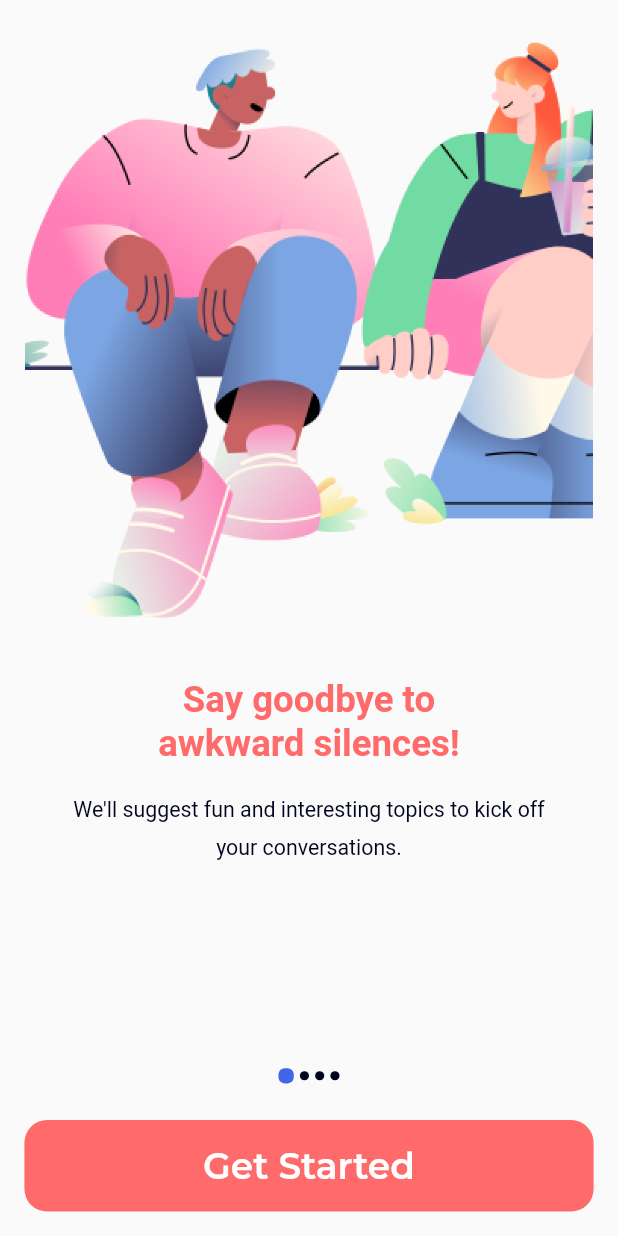
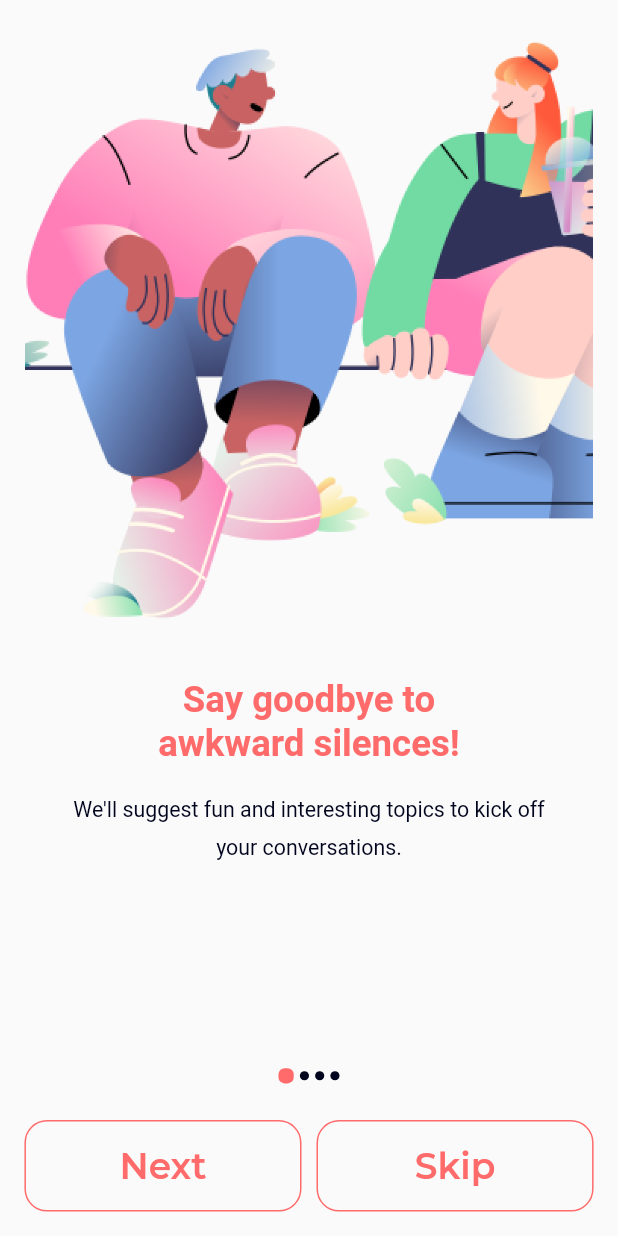
Before and after one commit to hngx-org/dating-assistant-app, a Flutter app: the screen it shows after launch, on a phone screen of 412 x 824 dp. Run offline on Flutter 3.47's test engine with Material 2 defaults, Android fonts, the phone set to English and light mode, and no system bars; our stand-ins replace flutter_riverpod, flutter_screenutil, google_fonts, riverpod_annotation; generated files the repository leaves out were written again.

Commit message:
updated onboarding

```diff
--- a/lib/commons/widgets/button_widget.dart
+++ b/lib/commons/widgets/button_widget.dart
@@ -3,24 +3,20 @@ import 'package:dating_assitant_app/commons/widgets/text_widgets.dart';
 import 'package:flutter/material.dart';
 
 // Reusable button
-Widget appButton({
-  String buttonTitle = '',
-  Color color = ProjectColors.pink,
-  double width = double.infinity,
-  double height = 61.0,
-  BuildContext? context,
-  void Function()? onTap
-}) {
+Widget appButton(
+    {String buttonTitle = '',
+    Color color = ProjectColors.pink,
+    double width = double.infinity,
+    double height = 61.0,
+    BuildContext? context,
+    void Function()? onTap}) {
   return GestureDetector(
     onTap: onTap,
     child: Container(
-
       width: width,
       height: height,
-      decoration: BoxDecoration(
-        color: color,
-        borderRadius: BorderRadius.circular(15)
-      ),
+      decoration:
+          BoxDecoration(color: color, borderRadius: BorderRadius.circular(15)),
       child: Center(
         child: ButtonText(
           text: buttonTitle,
@@ -30,3 +26,29 @@ Widget appButton({
     ),
   );
 }
+
+Widget textButton(
+    {String buttonTitle = '',
+    Color color = ProjectColors.pink,
+    double width = double.infinity,
+    double height = 61.0,
+    BuildContext? context,
+    void Function()? onTap}) {
+  return GestureDetector(
+    onTap: onTap,
+    child: Container(
+      width: width,
+      height: height,
+      decoration: BoxDecoration(
+          border: Border.all(width: 1, color: color),
+          borderRadius: BorderRadius.circular(15)),
+      child: Center(
+        child: ButtonText(
+          text: buttonTitle,
+          fontWeight: FontWeight.w600,
+          color: ProjectColors.pink,
+        ),
+      ),
+    ),
+  );
+}
--- a/lib/commons/widgets/onboarding_page_indicator_dot.dart
+++ b/lib/commons/widgets/onboarding_page_indicator_dot.dart
@@ -15,7 +15,7 @@ class OnBoardingPageIndicatorDot extends StatelessWidget {
       width: isActive ? 10.r : 6.r,
       decoration: BoxDecoration(
           borderRadius: BorderRadius.circular(4.r),
-          color: isActive ? AppColors.skyeBlueColor : AppColors.greyColor),
+          color: isActive ? AppColors.primaryColor : AppColors.greyColor),
     );
   }
 }
--- a/lib/constants/strings.dart
+++ b/lib/constants/strings.dart
@@ -1,22 +1,28 @@
 class AppStrings {
   static const String sayGoodBye = "Say goodbye to ";
   static const String awkwardSilence = "awkward silences!";
-  static const String weWillSuggest = "We'll suggest fun and interesting topics to kick off your conversations.";
-  static const String neverWorryAbout =  "Never worry about ";
-  static const String  whatToSay = "what to say again.";
-  static const String  weWillSuggestIceBreakers =  "We'll suggest icebreakers that will have your matches hooked from the start. and help you create messages that leave a lasting impression.";
-  static const String  letMakeYour = "Let's make your ";
-  static const String  datingLifeSmoother = "dating life smoother";
-  static const String  whetherYouAreNew = "Whether you're new to dating or a seasoned pro, our AI provides expert advice to make your journey a breeze.";
-  static const String  getExcitedAbout =  "Get excited about";
-  static const String  datingAgain = "dating again!";
-  static const String  tapGetStarted = "Tap \"Get Started\" and let's embark on this adventure together. Your perfect match might be just a conversation away!";
-  static const String  getStarted = "Get Started";
-  static const String  letGetStarted = "Let’s Get Started";
-  static const String  emailAddress = "Email address";
-  static const String  password =  "Password";
-  static const String  signUp =  "Sign up";
-  static const String  login =  "Log in";
-  static const String  or =  "Or";
-  static const String  donHaveAnAccount = "Don't have an account? Sign up";
+  static const String weWillSuggest =
+      "We'll suggest fun and interesting topics to kick off your conversations.";
+  static const String neverWorryAbout = "Never worry about ";
+  static const String whatToSay = "what to say again.";
+  static const String weWillSuggestIceBreakers =
+      "We'll suggest icebreakers that will have your matches hooked from the start. and help you create messages that leave a lasting impression.";
+  static const String letMakeYour = "Let's make your ";
+  static const String datingLifeSmoother = "dating life smoother";
+  static const String whetherYouAreNew =
+      "Whether you're new to dating or a seasoned pro, our AI provides expert advice to make your journey a breeze.";
+  static const String getExcitedAbout = "Get excited about";
+  static const String datingAgain = "dating again!";
+  static const String tapGetStarted =
+      "Tap \"Get Started\" and let's embark on this adventure together. Your perfect match might be just a conversation away!";
+  static const String getStarted = "Get Started";
+  static const String nextScreen = "Next";
+  static const String skipScreen = "Skip";
+  static const String letGetStarted = "Let’s Get Started";
+  static const String emailAddress = "Email address";
+  static const String password = "Password";
+  static const String signUp = "Sign up";
+  static const String login = "Log in";
+  static const String or = "Or";
+  static const String donHaveAnAccount = "Don't have an account? Sign up";
 }
--- a/lib/features/application/views/walk_through_screen.dart
+++ b/lib/features/application/views/walk_through_screen.dart
@@ -7,6 +7,7 @@ import 'package:dating_assitant_app/features/application/widgets/walk_through_co
 import 'package:dating_assitant_app/constants/images.dart';
 import 'package:dating_assitant_app/constants/strings.dart';
 
+// import '../../sign_up/view/sign_up.dart';
 
 class WalkThroughScreen extends StatefulWidget {
   const WalkThroughScreen({super.key});
@@ -81,19 +82,43 @@ class _WalkThroughScreenState extends State<WalkThroughScreen> {
             pages.length,
             (index) => Padding(
               padding: EdgeInsets.symmetric(horizontal: 2.r),
-                  child: OnBoardingPageIndicatorDot(
-                      isActive: index == _pageIndex)))
+              child: OnBoardingPageIndicatorDot(isActive: index == _pageIndex),
+            ),
+          )
         ]),
         const Spacer(),
         Padding(
             padding: EdgeInsets.all(16.r),
-          child: appButton(
+            child: _pageIndex <= 2
+                ? Row(
+                    children: [
+                      Expanded(
+                        child: textButton(
+                            buttonTitle: AppStrings.nextScreen,
+                            onTap: () {
+                              _pageController.nextPage(
+                                  duration: const Duration(milliseconds: 500),
+                                  curve: Curves.easeIn);
+                            }),
+                      ),
+                      const SizedBox(width: 10),
+                      Expanded(
+                        child: textButton(
+                            buttonTitle: AppStrings.skipScreen,
+                            onTap: () {
+                              _pageController.jumpToPage(3);
+                            }),
+                      ),
+                    ],
+                  )
+                : appButton(
                     buttonTitle: AppStrings.getStarted,
                     onTap: () {
-                Navigator.pushReplacement(context,
-                    MaterialPageRoute(builder: (context) => const SignIn()));
-              }),
-        ),
+                      Navigator.pushReplacement(
+                          context,
+                          MaterialPageRoute(
+                              builder: (context) => const SignIn()));
+                    })),
       ],
     ));
   }
--- a/lib/features/chat/widget/new_messages.dart
+++ b/lib/features/chat/widget/new_messages.dart
@@ -1,22 +1,16 @@
-class Message {
-  String text;
-  DateTime date;
-  bool isSentByMe;
 
-  Message({required this.text, required this.date, required this.isSentByMe});
+
+class Message{
+  String messageContent;
+  String messageType;
+  Message({required this.messageContent, required this.messageType});
 }
 
+
 List<Message> messages = [
-  Message(
-      text: 'Hello',
-      date: DateTime.now().subtract(
-        const Duration(minutes: 1),
-      ),
-      isSentByMe: true),
-  Message(
-      text: 'Hello Sender',
-      date: DateTime.now().subtract(
-        const Duration(minutes: 1),
-      ),
-      isSentByMe: false),
-].reversed.toList();
+    Message(messageContent: "Hello, Will", messageType: "receiver"),
+    Message(messageContent: "How have you been?", messageType: "receiver"),
+    Message(messageContent: "Hey Kriss, I am doing fine dude. wbu?", messageType: "sender"),
+    Message(messageContent: "ehhhh, doing OK.", messageType: "receiver"),
+    Message(messageContent: "Is there any thing wrong?", messageType: "sender"),
+  ];
```
Also changed, not shown: lib/features/home/view/dating_home.dart (+21 -6 lines). Lines whose indentation alone changed are shown as unchanged.
